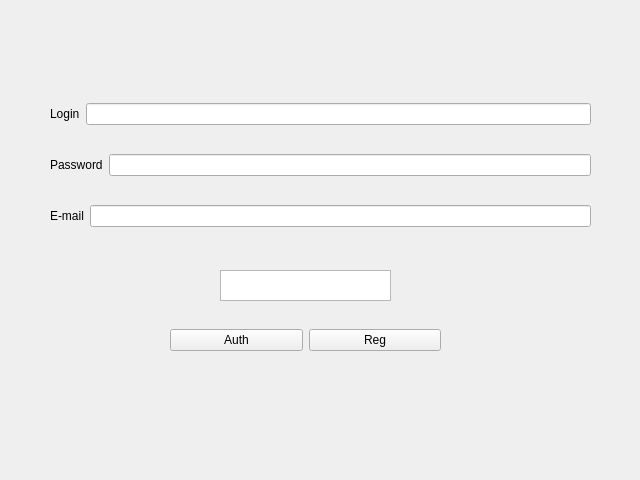
Before: the Qt Designer form authregform.ui in kingoil01/mospolitech-prog-project, drawn with Qt 5.
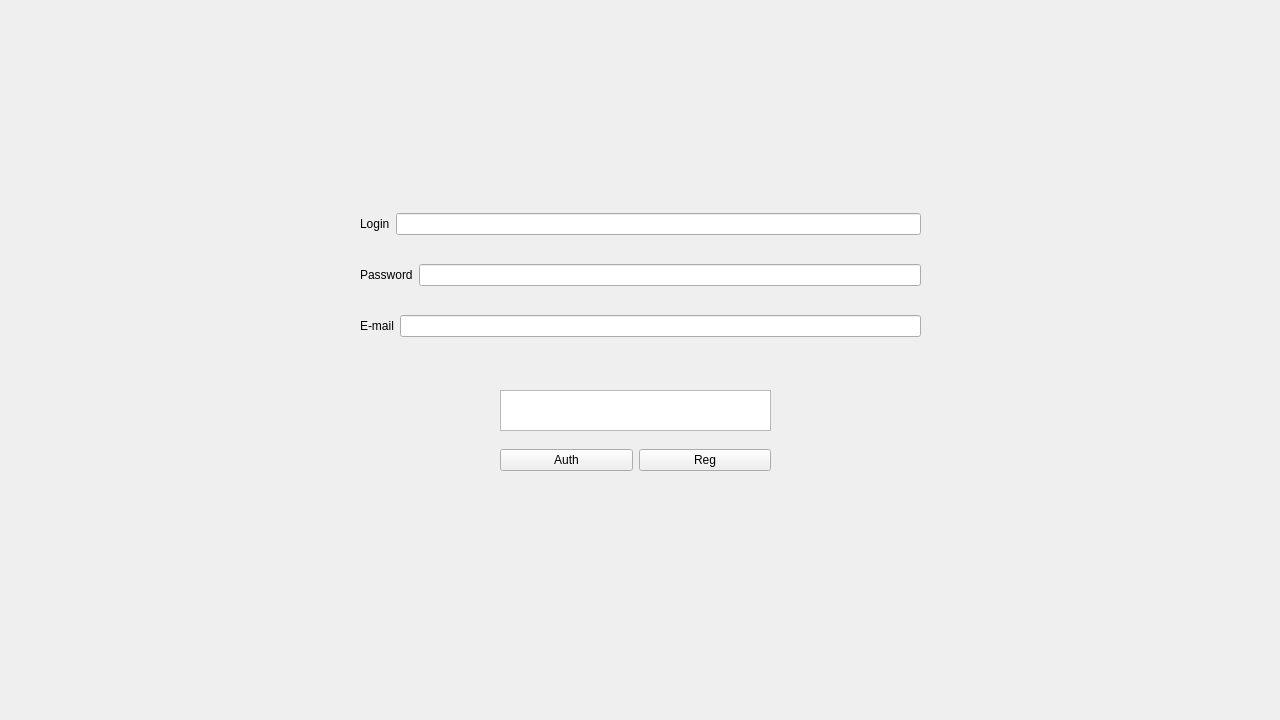
After: the same form once the commit is applied.

The edit to the form file:
```diff
--- a/authregform.ui
+++ b/authregform.ui
@@ -6,8 +6,8 @@
    <rect>
     <x>0</x>
     <y>0</y>
-    <width>640</width>
-    <height>480</height>
+    <width>1280</width>
+    <height>720</height>
    </rect>
   </property>
   <property name="windowTitle">
@@ -16,9 +16,9 @@
   <widget class="QWidget" name="verticalLayoutWidget">
    <property name="geometry">
     <rect>
-     <x>50</x>
-     <y>80</y>
-     <width>541</width>
+     <x>360</x>
+     <y>190</y>
+     <width>561</width>
      <height>171</height>
     </rect>
    </property>
@@ -70,8 +70,8 @@
   <widget class="QWidget" name="horizontalLayoutWidget_3">
    <property name="geometry">
     <rect>
-     <x>170</x>
-     <y>320</y>
+     <x>500</x>
+     <y>440</y>
      <width>271</width>
      <height>41</height>
     </rect>
@@ -96,10 +96,10 @@
   <widget class="QTextBrowser" name="textBrowser">
    <property name="geometry">
     <rect>
-     <x>220</x>
-     <y>270</y>
-     <width>171</width>
-     <height>31</height>
+     <x>500</x>
+     <y>390</y>
+     <width>271</width>
+     <height>41</height>
     </rect>
    </property>
   </widget>
```
